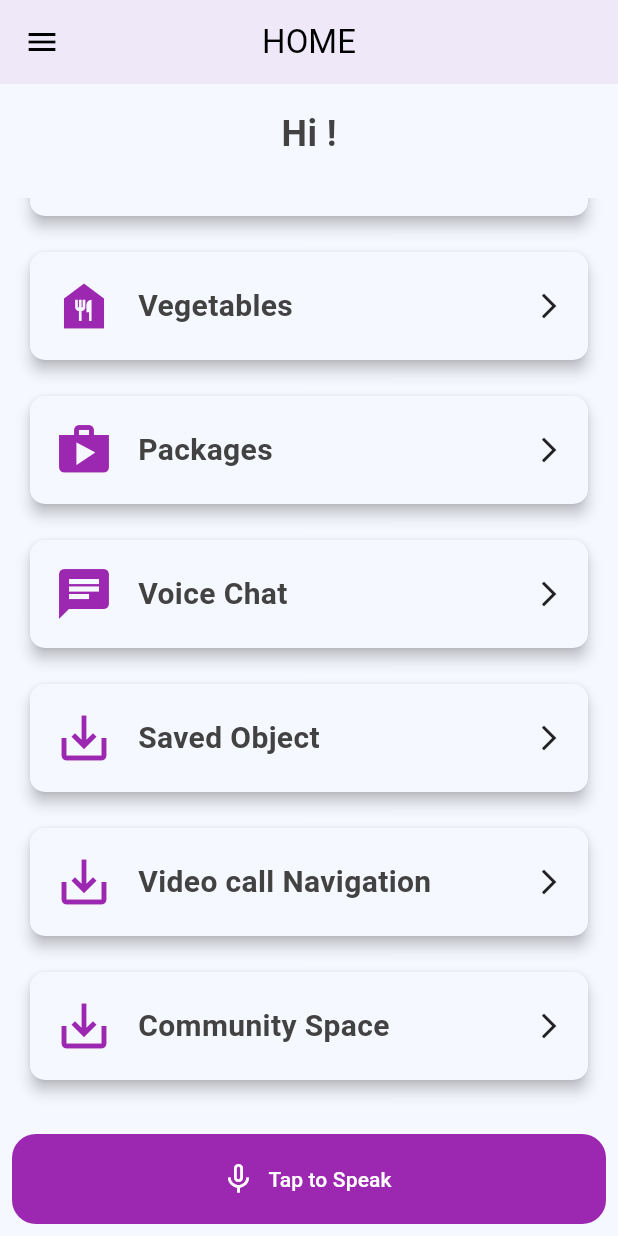
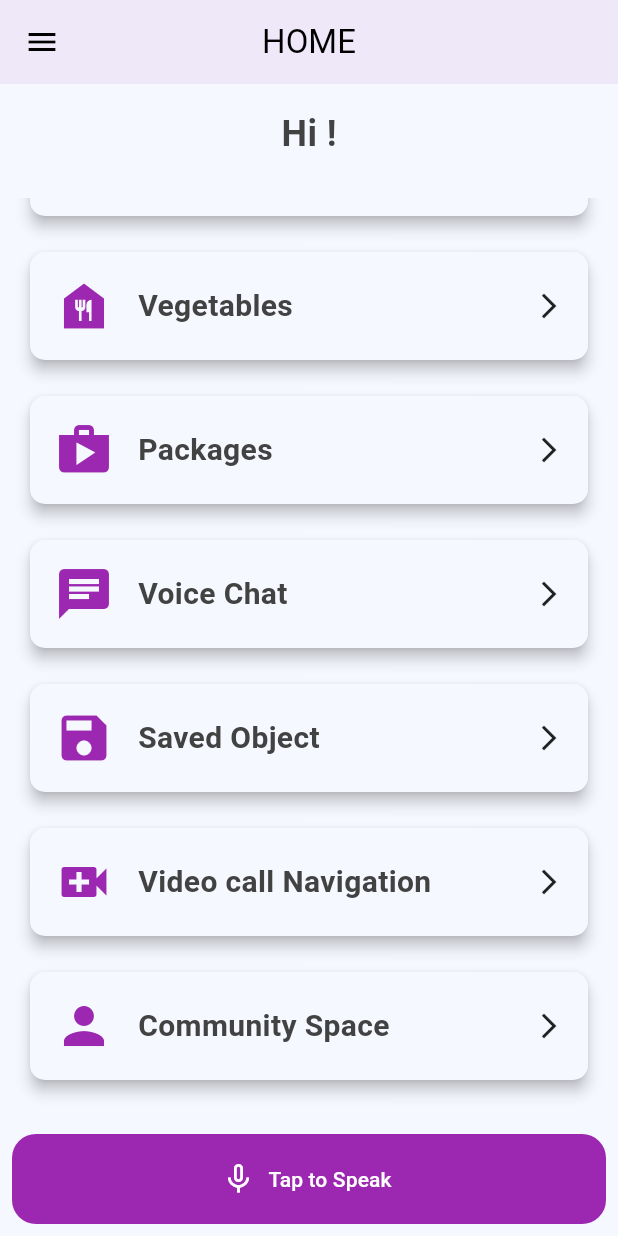
Before and after one commit to madhawaawishka99/Spm-project, a Flutter app: the HomePage screen opened directly, scrolled down 184 dp, on a phone screen of 412 x 824 dp. Run offline on Flutter 3.47's test engine with Material 3 defaults, Android fonts, the phone set to English and light mode, and no system bars; our stand-ins replace audioplayers, camera, cloud_firestore, firebase_auth, firebase_core, firebase_storage and 10 more; missing offline and left inert: flutter_sound, flutter_tflite, zego_uikit_prebuilt_call; accounts and stored records are empty.

Commit message:
change the homepage icons

```diff
--- a/lib/pages/home.dart
+++ b/lib/pages/home.dart
@@ -86,9 +86,9 @@ class _HomePageState extends State<HomePage> {
                 _buildNavigationCard('Vegetables', Icons.food_bank, '/vegetables_obj'),
                 _buildNavigationCard('Packages', Icons.shop, '/packages_obj'),
                 _buildNavigationCard('Voice Chat', Icons.chat, '/tutor_list_page'),
-                _buildNavigationCard('Saved Object', Icons.save_alt, '/display_shape_obj'),
-                _buildNavigationCard('Video call Navigation', Icons.save_alt, '/home_page1'),
-                _buildNavigationCard('Community Space', Icons.save_alt, '/community_page'),
+                _buildNavigationCard('Saved Object', Icons.save, '/display_shape_obj'),
+                _buildNavigationCard('Video call Navigation', Icons.video_call, '/home_page1'),
+                _buildNavigationCard('Community Space', Icons.person, '/community_page'),
               ],
             ),
           ),
```
